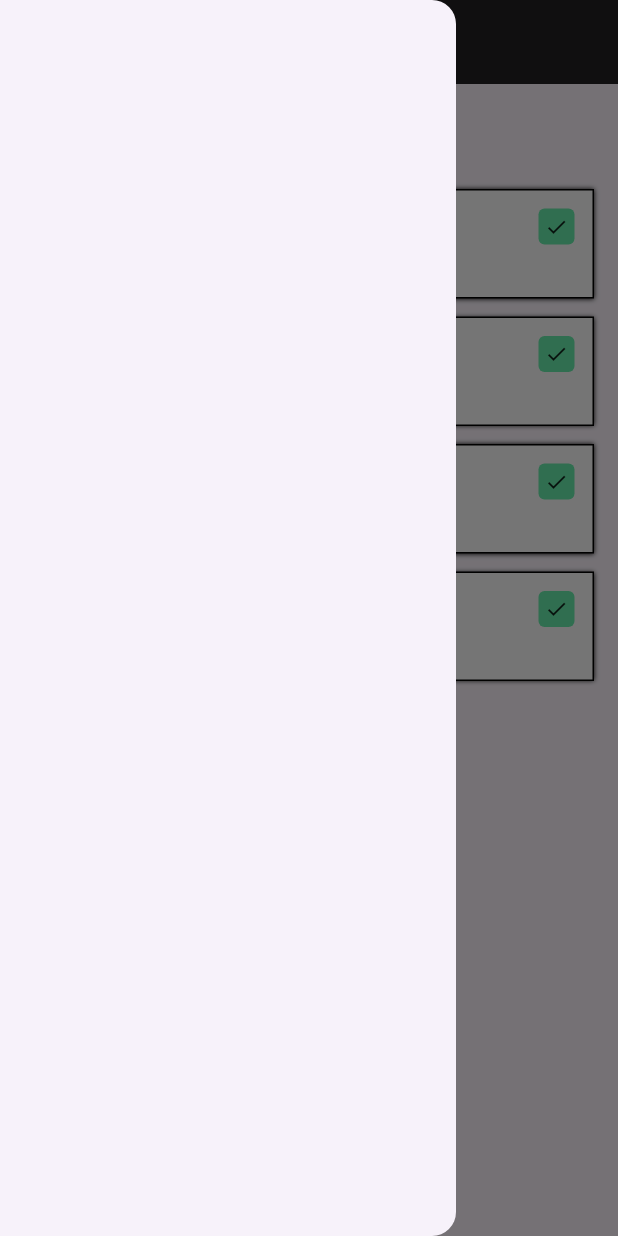
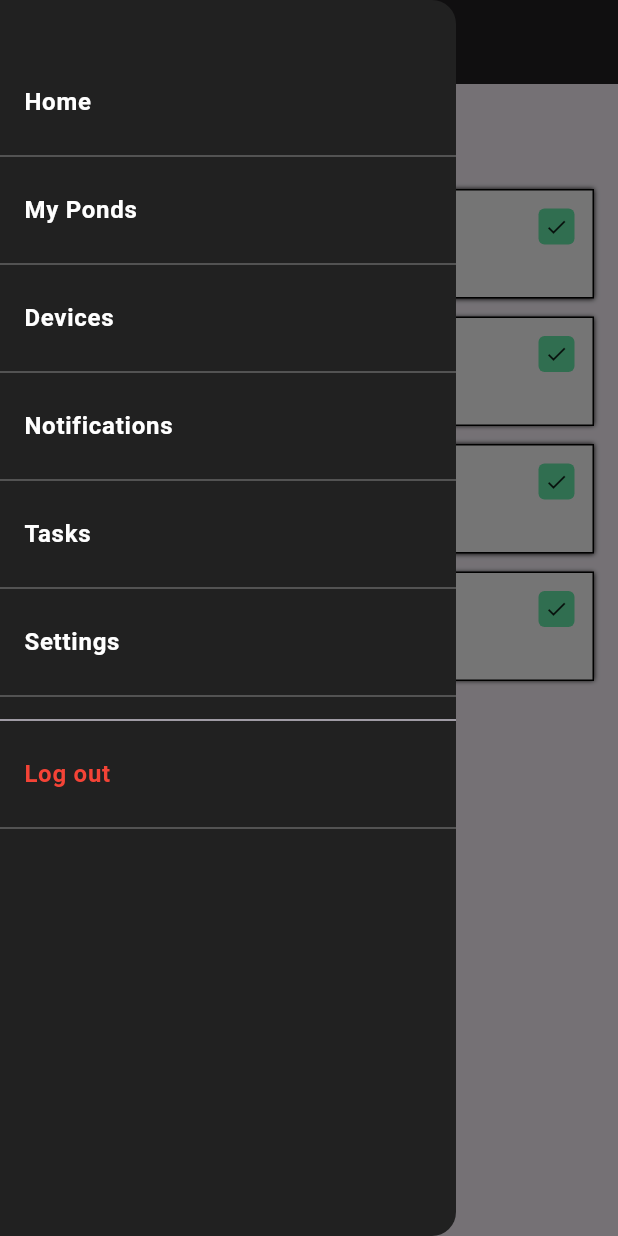
Before and after one commit to HorsesDevelopers/iot-mobile, a Flutter app: the TasksPage screen opened by its route, with the side drawer open, on a phone screen of 412 x 824 dp. Run offline on Flutter 3.47's test engine with Material 3 defaults, Android fonts, the phone set to English and light mode, and no system bars; our stand-ins replace dartz, equatable, shared_preferences; accounts and stored records are empty.

Commit message:
feat(tasks): update sidebar

```diff
--- a/lib/features/sidebar/presentation/sidebar_drawer.dart
+++ b/lib/features/sidebar/presentation/sidebar_drawer.dart
@@ -20,7 +20,7 @@ class SidebarDrawer extends StatelessWidget {
           _buildDrawerItem(context, 'My Ponds'),
           _buildDrawerItem(context, 'Devices'),
           _buildDrawerItem(context, 'Notifications', route: '/om'),
-          _buildDrawerItem(context, 'Tasks'),
+          _buildDrawerItem(context, 'Tasks', route: '/tasks'),
           _buildDrawerItem(context, 'Settings'),
           const Divider(),
           _buildDrawerItem(context, 'Log out', isLogout: true, route: '/login'),
--- a/lib/features/tasks/presentation/pages/tasks_page.dart
+++ b/lib/features/tasks/presentation/pages/tasks_page.dart
@@ -2,6 +2,7 @@ import 'package:flutter/material.dart';
 import 'package:provider/provider.dart';
 import '../widgets/task_card.dart';
 import 'package:mobile/features/tasks/application/task_provider.dart';
+import '../../../sidebar/presentation/sidebar_drawer.dart';
 
 class TasksPage extends StatelessWidget {
   const TasksPage({super.key});
@@ -12,11 +13,10 @@ class TasksPage extends StatelessWidget {
     final tasks = taskProvider.tasks;
 
     return Scaffold(
+      drawer: const SidebarDrawer(),
       appBar: AppBar(
-        title: const Text('Tasks'),
         backgroundColor: Colors.black87,
       ),
-      drawer: const Drawer(),
       body: Padding(
         padding: const EdgeInsets.all(16.0),
         child: Column(
```
